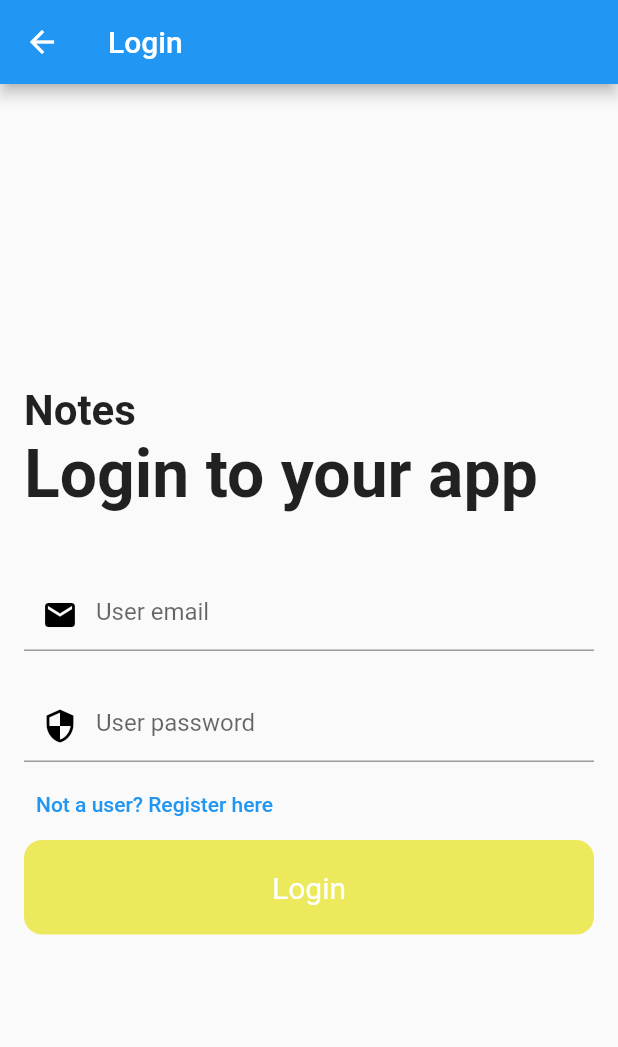
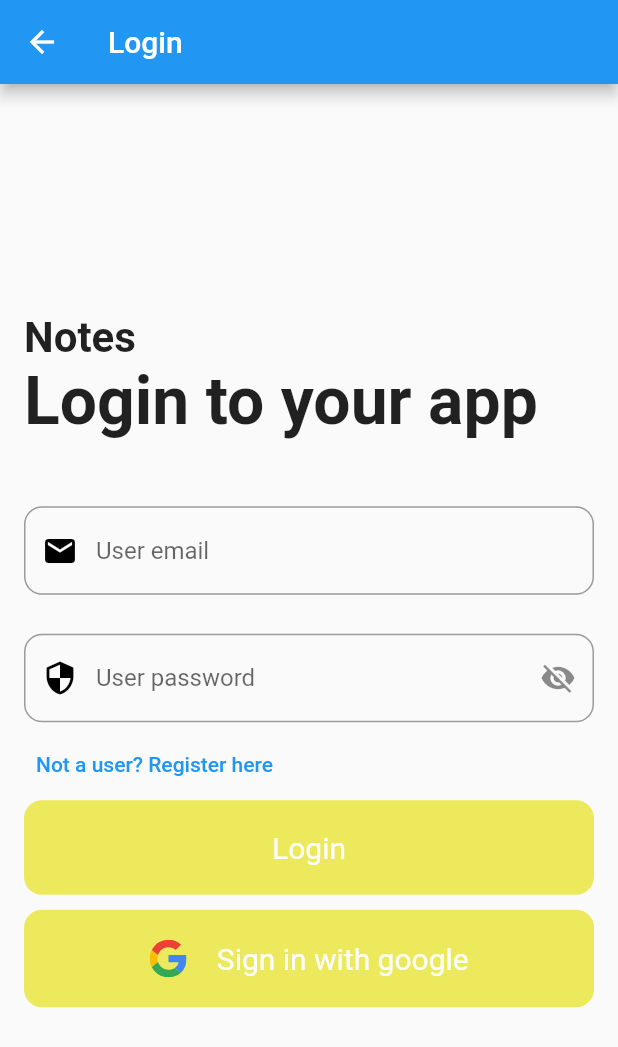
Before and after one commit to Divyanshu1545/flutterNotes, a Flutter app: the RegisterScreen screen opened by its route, after a tap on "Already a user? Sign in", on a phone screen of 412 x 824 dp. Shown: the top 1047 px of the screen. Run offline on Flutter 3.47's test engine with Material 2 defaults, Android fonts, the phone set to English and light mode, and no system bars; our stand-ins replace cloud_firestore, firebase_auth, firebase_core, flutter_svg, fluttertoast, google_fonts and 2 more; missing offline and left inert: dart:ffi, flutter_share; accounts and stored records are empty; network calls fail.

Commit message:
Added some basic functionality

```diff
--- a/lib/screens/login_screen.dart
+++ b/lib/screens/login_screen.dart
@@ -1,13 +1,20 @@
+import 'dart:ffi';
+
 import 'package:firebase_auth/firebase_auth.dart';
+import 'package:firebase_core/firebase_core.dart';
 import 'package:flutter/material.dart';
 import 'package:flutter/src/widgets/framework.dart';
 import 'package:flutter/src/widgets/placeholder.dart';
+import 'package:flutter_svg/flutter_svg.dart';
 import 'package:fluttertoast/fluttertoast.dart';
+import 'package:google_sign_in/google_sign_in.dart';
 import 'package:notes/constants/routes.dart';
 import 'package:notes/crud/collections_reference.dart';
 import 'package:notes/screens/home_screen.dart';
 import 'package:notes/styles/app_style.dart';
 import 'dart:developer' as devtools show log;
+
+import 'package:notes/utilities/snack_bar.dart';
 
 class LoginScreen extends StatefulWidget {
   const LoginScreen({super.key});
@@ -16,11 +23,39 @@ class LoginScreen extends StatefulWidget {
   State<LoginScreen> createState() => _LoginScreenState();
 }
 
+final GoogleSignIn _googleSignIn = GoogleSignIn(scopes: ['email']);
+GoogleSignInAccount? _currentuser;
+
+TextEditingController _email = TextEditingController();
+TextEditingController _password = TextEditingController();
+
 class _LoginScreenState extends State<LoginScreen> {
+  bool _isLoading = false;
+  bool _isPasswordVisible = false;
+  @override
+  void initState() {
+    _googleSignIn.onCurrentUserChanged.listen((account) {
+      setState(() {
+        _currentuser = account;
+      });
+      _googleSignIn.signInSilently();
+    });
+    super.initState();
+  }
+
+  Future<void> loginWithEmailAndPassword(email, password) async {
+    setState(() {
+      _isLoading = true;
+    });
+    await FirebaseAuth.instance
+        .signInWithEmailAndPassword(email: email, password: password);
+    setState(() {
+      _isLoading = false;
+    });
+  }
+
   @override
   Widget build(BuildContext context) {
-    TextEditingController _email = TextEditingController();
-    TextEditingController _password = TextEditingController();
     return Scaffold(
       appBar: AppBar(
         title: const Text("Login "),
@@ -48,24 +83,40 @@ class _LoginScreenState extends State<LoginScreen> {
             TextField(
               keyboardType: TextInputType.emailAddress,
               controller: _email,
-              decoration: const InputDecoration(
+              decoration: InputDecoration(
+                border: OutlineInputBorder(
+                  borderRadius: BorderRadius.circular(12),
+                ),
                 hintText: "User email",
-                prefixIcon: Icon(Icons.mail, color: Colors.black),
+                prefixIcon: const Icon(Icons.mail, color: Colors.black),
               ),
             ),
             const SizedBox(
               height: 26,
             ),
             TextField(
-              obscureText: true,
+              obscureText: _isPasswordVisible,
               controller: _password,
-              decoration: const InputDecoration(
+              decoration: InputDecoration(
                   hintText: "User password",
-                prefixIcon: Icon(
+                  border: OutlineInputBorder(
+                    gapPadding: 4,
+                    borderRadius: BorderRadius.circular(12),
+                  ),
+                  prefixIcon: const Icon(
                     Icons.security,
                     color: Colors.black,
                   ),
-              ),
+                  suffixIcon: IconButton(
+                    icon: Icon(_isPasswordVisible
+                        ? Icons.visibility
+                        : Icons.visibility_off),
+                    onPressed: () {
+                      setState(() {
+                        _isPasswordVisible = !_isPasswordVisible;
+                      });
+                    },
+                  )),
             ),
             const SizedBox(
               height: 4,
@@ -83,23 +134,15 @@ class _LoginScreenState extends State<LoginScreen> {
               child: RawMaterialButton(
                 onPressed: () async {
                   try {
-                    await FirebaseAuth.instance
-                        .signInWithEmailAndPassword(
-                            email: _email.text, password: _password.text)
-                        .then((value) => Navigator.popAndPushNamed(
+                    loginWithEmailAndPassword(_email.text, _password.text).then(
+                        (value) => Navigator.popAndPushNamed(
                             context, homescreenRoute));
                     user = FirebaseAuth.instance.currentUser;
 
                     userId = user?.uid as String;
                     devtools.log(userId);
                   } on FirebaseAuthException {
-                    ScaffoldMessenger.of(context).showSnackBar(const SnackBar(
-                      content: Text("Invalid credentials"),
-                      showCloseIcon: true,
-                      backgroundColor: Color.fromARGB(255, 164, 0, 0),
-                      closeIconColor: Colors.black,
-                      duration: Duration(seconds: 1),
-                    ));
+                    snackBar(context, "Invalid Credentials", "red");
                   }
                 },
                 fillColor: accentColor,
@@ -107,9 +150,63 @@ class _LoginScreenState extends State<LoginScreen> {
                 padding: const EdgeInsets.symmetric(vertical: 20),
                 shape: RoundedRectangleBorder(
                     borderRadius: BorderRadius.circular(12)),
-                child: const Text(
+                child: _isLoading
+                    ? const CircularProgressIndicator()
+                    : const Text(
                         "Login",
                         style: TextStyle(fontSize: 20, color: Colors.white),
+                      ),
+              ),
+            ),
+            const SizedBox(
+              height: 10,
+            ),
+            Container(
+              width: double.infinity,
+              child: RawMaterialButton(
+                onPressed: () async {
+                  try {
+                    GoogleSignInAccount? gUser = await GoogleSignIn().signIn();
+                    GoogleSignInAuthentication? gAuth =
+                        await gUser?.authentication;
+                    AuthCredential credential = GoogleAuthProvider.credential(
+                      accessToken: gAuth?.accessToken,
+                      idToken: gAuth?.idToken,
+                    );
+                    await FirebaseAuth.instance
+                        .signInWithCredential(credential);
+                    user = FirebaseAuth.instance.currentUser;
+                    Navigator.of(context).popAndPushNamed(homescreenRoute);
+                    devtools.log(user.toString());
+
+                    userId = user?.uid as String;
+                  } on Exception catch (e) {
+                    devtools.log(e.toString());
+                    snackBar(context, "Invalid Credentials", "red");
+                  }
+                },
+                fillColor: accentColor,
+                elevation: 00,
+                padding: const EdgeInsets.symmetric(vertical: 20),
+                shape: RoundedRectangleBorder(
+                  borderRadius: BorderRadius.circular(12),
+                ),
+                child: Row(
+                  mainAxisAlignment: MainAxisAlignment.center,
+                  children: [
+                    SvgPicture.asset(
+                      'assets/google.svg',
+                      height: 25,
+                      width: 25,
+                    ),
+                    const SizedBox(
+                      width: 20,
+                    ),
+                    const Text(
+                      "Sign in with google",
+                      style: TextStyle(fontSize: 20, color: Colors.white),
+                    ),
+                  ],
                 ),
               ),
             )
--- a/lib/screens/register_screen.dart
+++ b/lib/screens/register_screen.dart
@@ -3,6 +3,7 @@ import 'package:flutter/material.dart';
 import 'package:flutter/src/widgets/framework.dart';
 import 'package:flutter/src/widgets/placeholder.dart';
 import 'package:notes/constants/routes.dart';
+import 'package:notes/utilities/snack_bar.dart';
 
 import '../styles/app_style.dart';
 
@@ -14,13 +15,27 @@ class RegisterScreen extends StatefulWidget {
 }
 
 class _RegisterViewState extends State<RegisterScreen> {
+  bool isLoading = false;
+  Future<void> createUserWithEmailAndPassword(email, password) async {
+    setState(() {
+      isLoading = true;
+    });
+    await FirebaseAuth.instance
+        .createUserWithEmailAndPassword(email: email, password: password);
+    setState(() {
+      isLoading = false;
+    });
+  }
+
+  bool _isPasswordVisible = false;
+
   @override
   Widget build(BuildContext context) {
     TextEditingController _email = TextEditingController();
     TextEditingController _password = TextEditingController();
     return Scaffold(
       appBar: AppBar(
-        title: const Text("Login "),
+        title: const Text("Register"),
       ),
       body: Padding(
         padding: const EdgeInsets.all(16.0),
@@ -45,9 +60,16 @@ class _RegisterViewState extends State<RegisterScreen> {
             TextField(
               keyboardType: TextInputType.emailAddress,
               controller: _email,
-              decoration: const InputDecoration(
+              decoration: InputDecoration(
                 hintText: "User email",
-                prefixIcon: Icon(Icons.mail, color: Colors.black),
+                border: OutlineInputBorder(
+                  gapPadding: 4,
+                  borderRadius: BorderRadius.circular(6),
+                ),
+                prefixIcon: const Icon(
+                  Icons.mail,
+                  color: Colors.black,
+                ),
               ),
             ),
             const SizedBox(
@@ -56,9 +78,23 @@ class _RegisterViewState extends State<RegisterScreen> {
             TextField(
               obscureText: true,
               controller: _password,
-              decoration: const InputDecoration(
+              decoration: InputDecoration(
                 hintText: "User password",
-                prefixIcon: Icon(
+                border: OutlineInputBorder(
+                  gapPadding: 4,
+                  borderRadius: BorderRadius.circular(6),
+                ),
+                suffixIcon: IconButton(
+                  icon: Icon(_isPasswordVisible
+                      ? Icons.visibility
+                      : Icons.visibility_off),
+                  onPressed: () {
+                    setState(() {
+                      _isPasswordVisible = !_isPasswordVisible;
+                    });
+                  },
+                ),
+                prefixIcon: const Icon(
                   Icons.security,
                   color: Colors.black,
                 ),
@@ -80,21 +116,20 @@ class _RegisterViewState extends State<RegisterScreen> {
               child: RawMaterialButton(
                 onPressed: () async {
                   try {
-                    final user = await FirebaseAuth.instance
-                        .createUserWithEmailAndPassword(
-                            email: _email.text, password: _password.text);
-
-                    print(user);
-                    await FirebaseAuth.instance.signInWithEmailAndPassword(
-                        email: _email.text, password: _password.text);
-                  } on Exception {
-                    ScaffoldMessenger.of(context).showSnackBar(const SnackBar(
-                      content: Text("Something went wrong"),
-                      showCloseIcon: true,
-                      backgroundColor: Color.fromARGB(255, 164, 0, 0),
-                      closeIconColor: Colors.black,
-                      duration: Duration(seconds: 1),
-                    ));
+                    await createUserWithEmailAndPassword(
+                            _email.text, _password.text)
+                        .then((value) async {
+                      await FirebaseAuth.instance.signInWithEmailAndPassword(
+                          email: _email.text, password: _password.text);
+                      snackBar(context, "Registration Successful", "");
+                      Navigator.of(context).popAndPushNamed(homescreenRoute);
+                    });
+                  } on FirebaseAuthException {
+                    setState(() {
+                      isLoading = false;
+                    });
+                    snackBar(context, "Something went Wrong", 'red');
+                    build(context);
                   }
                 },
                 fillColor: accentColor,
@@ -102,10 +137,12 @@ class _RegisterViewState extends State<RegisterScreen> {
                 padding: const EdgeInsets.symmetric(vertical: 20),
                 shape: RoundedRectangleBorder(
                     borderRadius: BorderRadius.circular(12)),
-                child: const Text(
-                  "Register",
-                  style: TextStyle(fontSize: 20, color: Colors.white),
-                ),
+                child: isLoading
+                    ? const CircularProgressIndicator()
+                    : const Text(
+                        "Register",
+                        style: TextStyle(fontSize: 20, color: Colors.white),
+                      ),
               ),
             )
           ],
--- a/lib/widgets/note_card.dart
+++ b/lib/widgets/note_card.dart
@@ -19,7 +19,7 @@ Widget noteCard(Function()? onTap, QueryDocumentSnapshot doc) {
       margin: const EdgeInsets.all(8),
       decoration: BoxDecoration(
         color: cardColors[doc["color_id"]],
-        borderRadius: BorderRadius.circular(8),
+        borderRadius: BorderRadius.circular(12),
       ),
       child: Column(
         crossAxisAlignment: CrossAxisAlignment.start,
@@ -38,6 +38,7 @@ Widget noteCard(Function()? onTap, QueryDocumentSnapshot doc) {
             doc["note_content"],
             style: mainContent,
             overflow: TextOverflow.fade,
+            maxLines: 4,
           ),
         ],
       ),
```
Also changed, not shown: lib/main.dart (+5 -3 lines), lib/screens/home_screen.dart (+17 -5 lines), lib/screens/note_reader.dart (+4 -4 lines), lib/utilities/snack_bar.dart (added, +18 -0 lines), pubspec.yaml (+6 -5 lines), assets/google.svg (added), assets/google_logo.jpg (added), pubspec.lock, 1 other file. Lines whose indentation alone changed are shown as unchanged.
